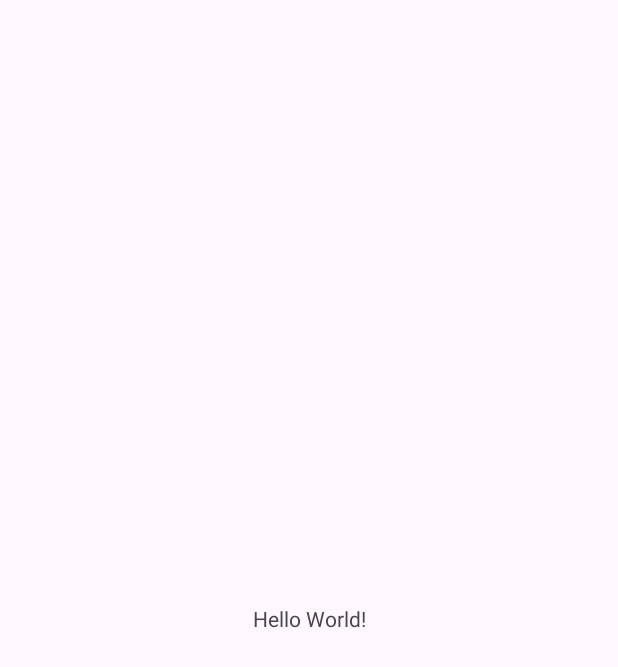
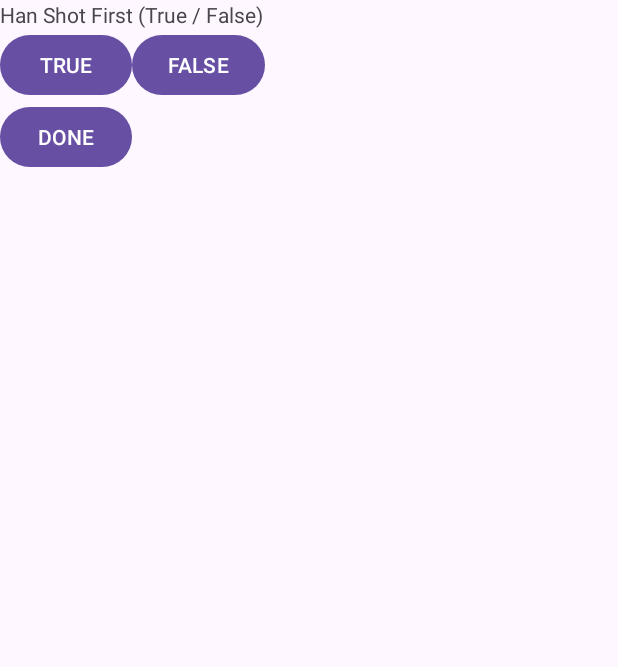
Before and after one commit to sellstep/QuizAppSS, an Android app: the screen it shows after launch (MainActivity), on a phone screen of 412 x 824 dp. Before the commit the part shown is almost empty. Shown: the top 667 px of the screen. Run offline under Robolectric (Android 15) with nearby library versions, the light colour scheme and no system bars.

Commit message:
created Toast - and new Activity Screen

```diff
--- a/app/src/main/AndroidManifest.xml
+++ b/app/src/main/AndroidManifest.xml
@@ -13,6 +13,9 @@
         android:theme="@style/Theme.QuizAppSS"
         tools:targetApi="31">
         <activity
+            android:name=".ScoreActivity"
+            android:exported="false" />
+        <activity
             android:name=".MainActivity"
             android:exported="true">
             <intent-filter>
--- a/app/src/main/java/com/cs4md/quizappss/MainActivity.java
+++ b/app/src/main/java/com/cs4md/quizappss/MainActivity.java
@@ -1,6 +1,12 @@
 package com.cs4md.quizappss;
 
+import android.content.Intent;
 import android.os.Bundle;
+import android.view.View;
+import android.widget.Button;
+import android.widget.EditText;
+import android.widget.TextView;
+import android.widget.Toast;
 
 import androidx.activity.EdgeToEdge;
 import androidx.appcompat.app.AppCompatActivity;
@@ -10,15 +16,61 @@ import androidx.core.view.WindowInsetsCompat;
 
 public class MainActivity extends AppCompatActivity {
 
+    //declare UI elements and other variables
+    Button trueBTN;
+    Button falseBTN;
+    Button doneBTN;
+    TextView questionTV;
+    Toast myToast;
+    int score;
+    String message;
+
     @Override
     protected void onCreate(Bundle savedInstanceState) {
         super.onCreate(savedInstanceState);
-        EdgeToEdge.enable(this);
         setContentView(R.layout.activity_main);
-        ViewCompat.setOnApplyWindowInsetsListener(findViewById(R.id.main), (v, insets) -> {
-            Insets systemBars = insets.getInsets(WindowInsetsCompat.Type.systemBars());
-            v.setPadding(systemBars.left, systemBars.top, systemBars.right, systemBars.bottom);
-            return insets;
+
+        // 2. initialization of variables & inflating UI elements
+        trueBTN = (Button) findViewById(R.id.trueBTN);
+        falseBTN = (Button) findViewById(R.id.falseBTN);
+        doneBTN = (Button) findViewById(R.id.doneBTN);
+        questionTV = (TextView) findViewById(R.id.questionTV);
+        score = 0;
+        message = "";
+
+        // 3. what happens when user interacts with application
+        trueBTN.setOnClickListener(new View.OnClickListener() {
+            @Override
+            public void onClick(View view) {
+                score++;
+                message = "Correct!";
+                myToast = Toast.makeText(MainActivity.this, message, Toast.LENGTH_SHORT);
+                myToast.show();
+            }
         });
+
+        falseBTN.setOnClickListener(new View.OnClickListener() {
+            @Override
+            public void onClick(View view) {
+                message = "Incorrect.";
+                myToast = Toast.makeText(MainActivity.this, message, Toast.LENGTH_SHORT);
+                myToast.show();
+            }
+        });
+
+        doneBTN.setOnClickListener(new View.OnClickListener() {
+            @Override
+            public void onClick(View view) {
+                // declare and initialize intent
+                Intent myIntent = new Intent(MainActivity.this, ScoreActivity.class);
+                // put extra information if needed
+                myIntent.putExtra("ScoreActivity", score);
+
+                // start new Activity
+                startActivity(myIntent);
+            }
+        });
+
+
     }
 }
--- a/app/src/main/res/layout/activity_main.xml
+++ b/app/src/main/res/layout/activity_main.xml
@@ -1,5 +1,55 @@
 <?xml version="1.0" encoding="utf-8"?>
-<androidx.constraintlayout.widget.ConstraintLayout xmlns:android="http://schemas.android.com/apk/res/android"
+
+<LinearLayout
+    android:layout_width="match_parent"
+    android:layout_height="match_parent"
+    android:orientation="vertical"
+    android:layout_gravity="center"
+    xmlns:android="http://schemas.android.com/apk/res/android">
+
+    <TextView
+        android:layout_width="wrap_content"
+        android:layout_height="wrap_content"
+        android:id="@+id/questionTV"
+        android:text="Han Shot First (True / False)"
+        />
+
+    <LinearLayout
+        android:layout_width="match_parent"
+        android:layout_height="wrap_content"
+        android:orientation="horizontal"
+        android:layout_gravity="center">
+
+        <Button
+            android:layout_width="wrap_content"
+            android:layout_height="wrap_content"
+            android:id="@+id/trueBTN"
+            android:text="TRUE"
+            />
+
+        <Button
+            android:layout_width="wrap_content"
+            android:layout_height="wrap_content"
+            android:id="@+id/falseBTN"
+            android:text="FALSE"
+            />
+
+
+        </LinearLayout><!-- end horizontal linear layout -->
+
+    <Button
+        android:layout_width="wrap_content"
+        android:layout_height="wrap_content"
+        android:id="@+id/doneBTN"
+        android:text="DONE"
+        />
+
+</LinearLayout>
+
+
+
+
+<!--androidx.constraintlayout.widget.ConstraintLayout xmlns:android="http://schemas.android.com/apk/res/android"
     xmlns:app="http://schemas.android.com/apk/res-auto"
     xmlns:tools="http://schemas.android.com/tools"
     android:id="@+id/main"
@@ -16,4 +66,4 @@
         app:layout_constraintStart_toStartOf="parent"
         app:layout_constraintTop_toTopOf="parent" />
 
-</androidx.constraintlayout.widget.ConstraintLayout>
+</androidx.constraintlayout.widget.ConstraintLayout-->
```
Also changed, not shown: app/src/main/java/com/cs4md/quizappss/ScoreActivity.java (added, +35 -0 lines), app/src/main/res/layout/activity_score.xml (added, +24 -0 lines).
